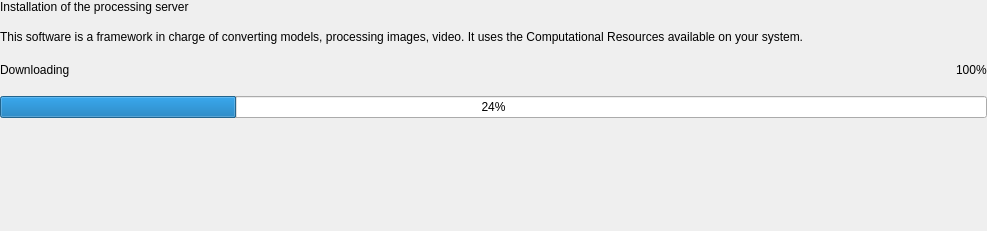
herlegon/hinstall-wss-gui, file ui/designer/ui_backend_install_widget.ui: the form before one commit.
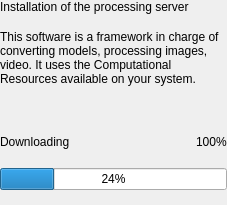
The form after the commit.

```diff
--- a/ui/designer/ui_backend_install_widget.ui
+++ b/ui/designer/ui_backend_install_widget.ui
@@ -6,8 +6,8 @@
    <rect>
     <x>0</x>
     <y>0</y>
-    <width>987</width>
-    <height>231</height>
+    <width>227</width>
+    <height>205</height>
    </rect>
   </property>
   <property name="windowTitle">
@@ -51,6 +51,9 @@
    </item>
    <item>
     <layout class="QVBoxLayout" name="verticalLayout_2">
+     <property name="topMargin">
+      <number>30</number>
+     </property>
      <item>
       <layout class="QHBoxLayout" name="horizontalLayout">
        <item>
```
Left out of the diff: 4 changed lines with no effect on the pictures.
